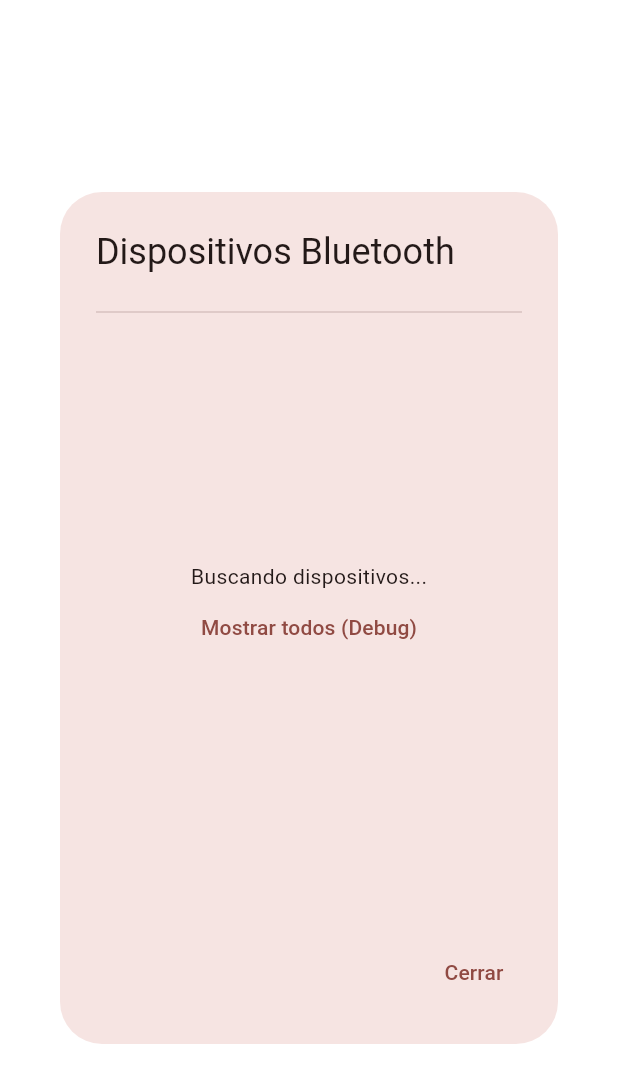
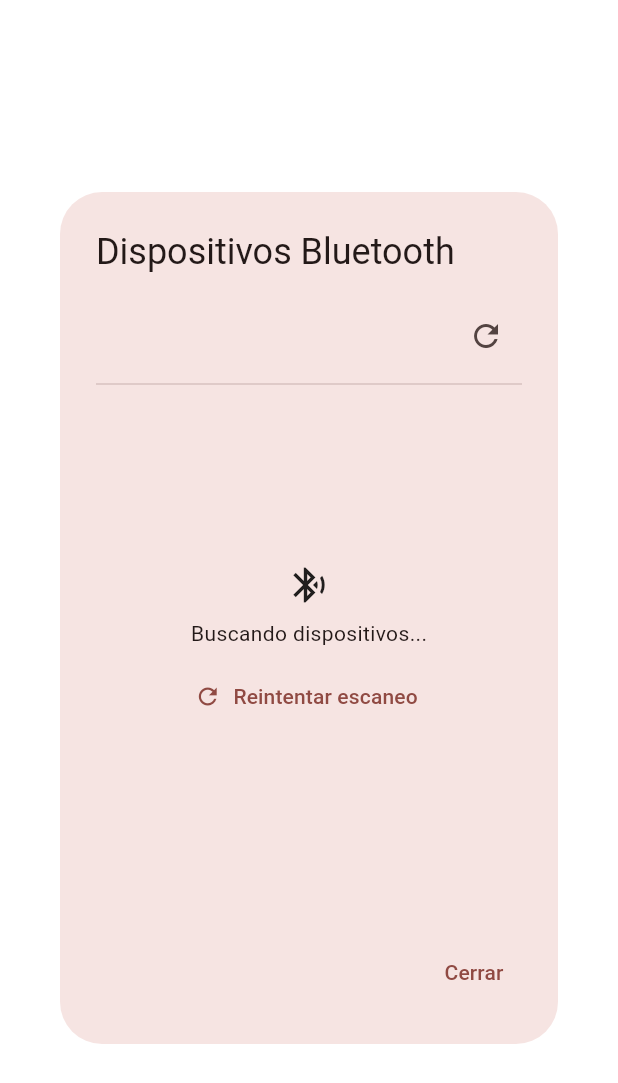
Before and after one commit to benjamoide/megapanelAI, a Flutter app: the BluetoothScanDialog widget shown alone on an empty page, opened directly, on a phone screen of 412 x 824 dp. Shown: the top 1083 px of the screen. Run offline on Flutter 3.47's test engine with Material 3 defaults, Android fonts, the phone set to English and light mode, and no system bars; our stand-ins replace cloud_firestore, firebase_core, flutter_blue_plus, google_generative_ai, permission_handler, shared_preferences; accounts and stored records are empty.

Commit message:
Harden BLE scanning and add manual rescan controls

```diff
--- a/lib/bluetooth/ble_manager.dart
+++ b/lib/bluetooth/ble_manager.dart
@@ -53,6 +53,12 @@
   }
 
   Future<void> startScan() async {
+    final adapterState = await FlutterBluePlus.adapterState.first;
+    if (adapterState != BluetoothAdapterState.on) {
+      log("Bluetooth adapter is not ON: $adapterState");
+      return;
+    }
+
     final scanGranted = await Permission.bluetoothScan.request().isGranted;
     final connectGranted = await Permission.bluetoothConnect.request().isGranted;
     final locationGranted = await Permission.location.request().isGranted ||
@@ -69,15 +75,23 @@
 
     try {
       await FlutterBluePlus.startScan(
-        timeout: const Duration(seconds: 12),
+        continuousUpdates: true,
+        removeIfGone: const Duration(seconds: 8),
+        androidScanMode: AndroidScanMode.lowLatency,
         androidUsesFineLocation: locationGranted,
+        // Some phones incorrectly report location-services state and block scans.
+        androidCheckLocationServices: false,
       );
+      log("Scan started.");
     } catch (e) {
       log("Error starting scan (primary mode): $e");
       try {
         await FlutterBluePlus.startScan(
-          timeout: const Duration(seconds: 12),
+          continuousUpdates: true,
+          removeIfGone: const Duration(seconds: 8),
+          androidScanMode: AndroidScanMode.lowLatency,
           androidUsesFineLocation: false,
+          androidCheckLocationServices: false,
         );
         log("Scan started in compatibility fallback mode.");
       } catch (fallbackError) {
--- a/lib/main.dart
+++ b/lib/main.dart
@@ -2947,7 +2947,7 @@
 
 class _BluetoothScanDialogState extends State<BluetoothScanDialog> {
   final BleManager _ble = BleManager();
-  bool showAll = false;
+  bool showAll = true;
 
   String _displayName(ScanResult result) {
     final advName = result.advertisementData.advName.trim();
@@ -2993,6 +2993,20 @@
         height: 400,
         child: Column(
           children: [
+            Align(
+              alignment: Alignment.centerRight,
+              child: IconButton(
+                tooltip: "Re-escanear",
+                icon: const Icon(Icons.refresh),
+                onPressed: () async {
+                  await _ble.stopScan();
+                  await _ble.startScan();
+                  if (mounted) {
+                    setState(() {});
+                  }
+                },
+              ),
+            ),
             if (state.isConnected)
               ListTile(
                 title: Text(connectedName),
@@ -3049,11 +3063,25 @@
                         child: Column(
                       mainAxisAlignment: MainAxisAlignment.center,
                       children: [
+                        const Icon(Icons.bluetooth_searching, size: 28),
+                        const SizedBox(height: 8),
                         const Text("Buscando dispositivos..."),
+                        const SizedBox(height: 8),
+                        TextButton.icon(
+                          onPressed: () async {
+                            await _ble.stopScan();
+                            await _ble.startScan();
+                            if (mounted) {
+                              setState(() {});
+                            }
+                          },
+                          icon: const Icon(Icons.refresh),
+                          label: const Text("Reintentar escaneo"),
+                        ),
                         if (!showAll)
                           TextButton(
                               onPressed: () => setState(() => showAll = true),
-                              child: const Text("Mostrar todos (Debug)"))
+                              child: const Text("Mostrar todos (Debug)")),
                       ],
                     ));
                   }
```
